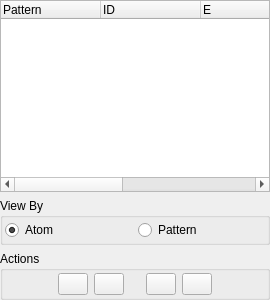
Before: the Qt Designer form branches/nugui/src/gui/atomlist.ui in trisyoungs/aten, drawn with Qt 5.
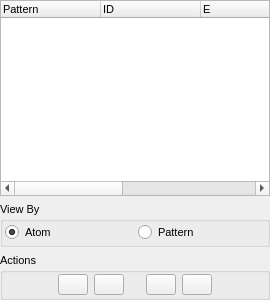
After: the same form once the commit is applied. Icons and pictures are not drawn. Custom widgets are drawn as their Qt base class.

Commit message: Converted all icons to plain svg (again) using older version of Inkscape. Removed unnecessary call to setCentralWidget in GuiQt::run(). Tweaked some dock widget issues. Changed font size of all dock widgets to 8 pt. Added Messenger::richPrint() function to pass HTML-formatted message to GUI and stripped plaintext message to stdout if required.

The edit to the form file:
```diff
--- a/branches/nugui/src/gui/atomlist.ui
+++ b/branches/nugui/src/gui/atomlist.ui
@@ -16,6 +16,11 @@
     <height>217</height>
    </size>
   </property>
+  <property name="font">
+   <font>
+    <pointsize>8</pointsize>
+   </font>
+  </property>
   <property name="floating">
    <bool>true</bool>
   </property>
```
The commit also changes 156 other files.
